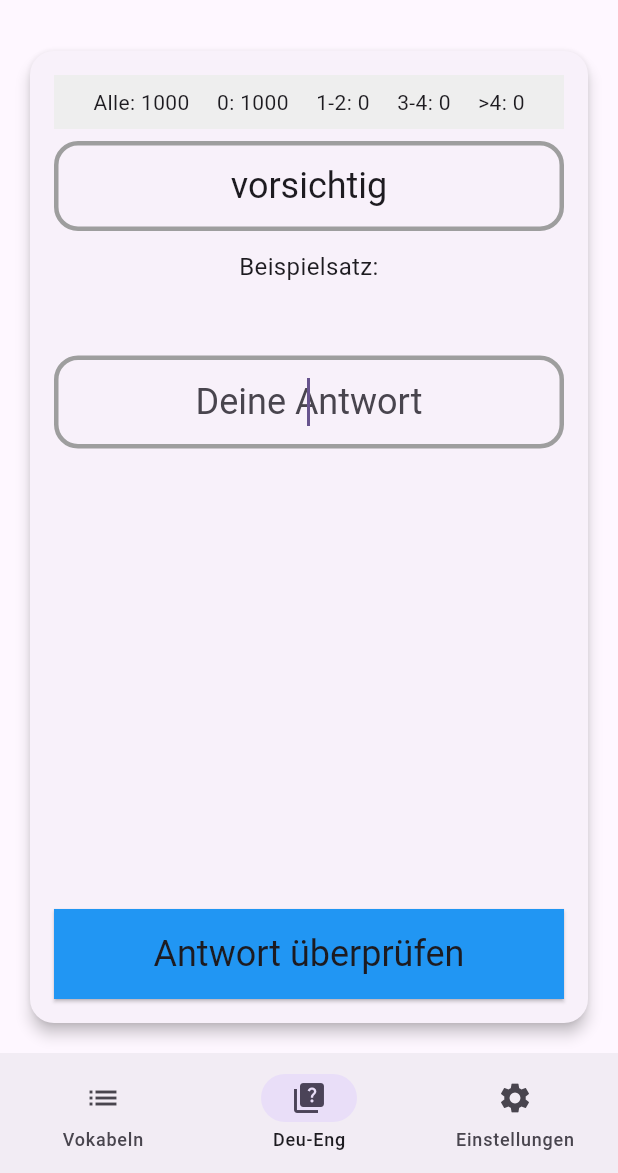
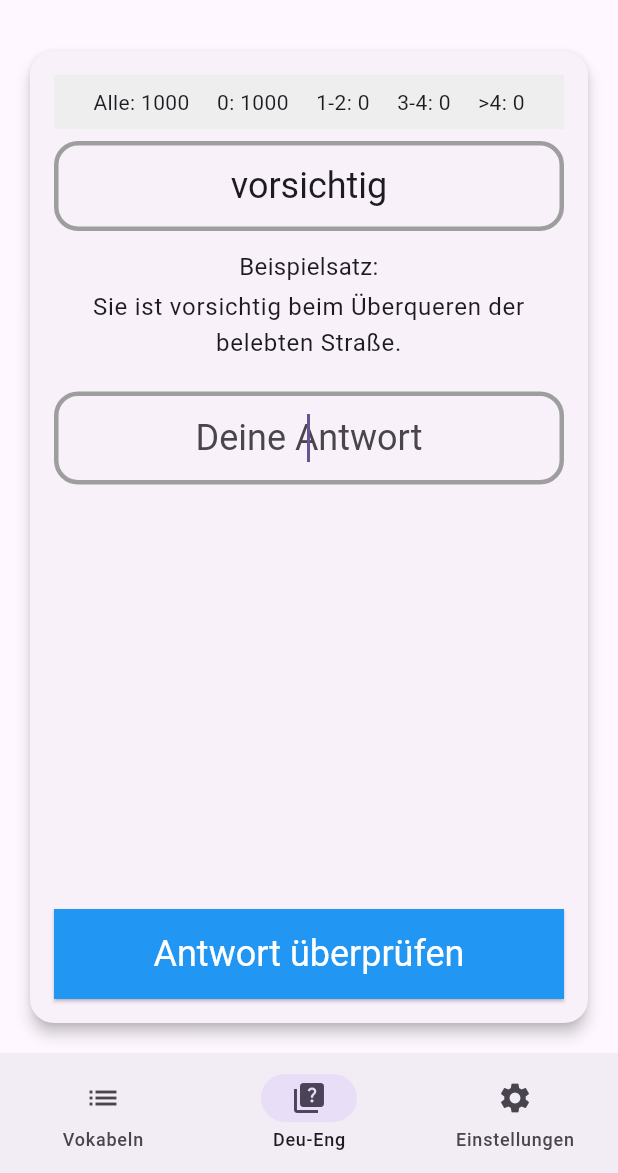
Before and after one commit to frankcgn/franks_flutter_quiz, a Flutter app: the HomePage screen opened directly with empty values, on a phone screen of 412 x 824 dp, the part 63-1236 px from its top. Run offline on Flutter 3.47's test engine with Material 3 defaults, Android fonts, the light colour scheme and no system bars; drawn by our look-alikes of auto_size_text; our stand-ins replace flutter_tts.

Commit message:
Neue Vokabeliste mit Text

```diff
--- a/projects/franks_flutter_quiz/lib/models.dart
+++ b/projects/franks_flutter_quiz/lib/models.dart
@@ -29,13 +29,16 @@
       );
 }
 
+// models.dart
+
 class Vocabulary {
+  final String id;
   final String german;
   final String english;
   final String englishSentence;
   final String germanSentence;
   final DateTime creationDate;
-  final String? group; // Neuer Gruppennamen (optional)
+  final String? group; // Optionaler Gruppenname
 
   int deToEnCounter;
   DateTime? deToEnLastQuery;
@@ -43,6 +46,7 @@
   DateTime? enToDeLastQuery;
 
   Vocabulary({
+    String? id,
     required this.german,
     required this.english,
     required this.englishSentence,
@@ -52,10 +56,12 @@
     this.deToEnLastQuery,
     this.enToDeCounter = 0,
     this.enToDeLastQuery,
-    this.group, // Neuer Parameter für den Gruppennamen
-  }) : creationDate = creationDate ?? DateTime.now();
+    this.group,
+  })  : id = id ?? DateTime.now().millisecondsSinceEpoch.toString(),
+        creationDate = creationDate ?? DateTime.now();
 
   Map<String, dynamic> toJson() => {
+    'id': id,
     'german': german,
     'english': english,
     'englishSentence': englishSentence,
@@ -65,11 +71,12 @@
     'deToEnLastQuery': deToEnLastQuery != null ? formatDate(deToEnLastQuery!) : null,
     'enToDeCounter': enToDeCounter,
     'enToDeLastQuery': enToDeLastQuery != null ? formatDate(enToDeLastQuery!) : null,
-    'group': group, // Neuer JSON-Eintrag
+    'group': group,
   };
 
   factory Vocabulary.fromJson(Map<String, dynamic> json) {
     return Vocabulary(
+      id: json['id'] as String?,
       german: json['german'] as String,
       english: json['english'] as String,
       englishSentence: json['englishSentence'] as String,
@@ -79,15 +86,17 @@
       deToEnLastQuery: json['deToEnLastQuery'] != null ? parseDate(json['deToEnLastQuery'] as String) : null,
       enToDeCounter: json['enToDeCounter'] is int ? json['enToDeCounter'] as int : 0,
       enToDeLastQuery: json['enToDeLastQuery'] != null ? parseDate(json['enToDeLastQuery'] as String) : null,
-      group: json['group'] as String?, // Neuer Gruppennamen
+      group: json['group'] as String?,
     );
   }
 }
 
-/// Hilfsfunktionen zum Formatieren und Parsen von Daten.
-/// Diese können ggf. auch in utilities.dart ausgelagert werden.
-String formatDate(DateTime date) =>
-    '${date.day.toString().padLeft(2, '0')}.${date.month.toString().padLeft(2, '0')}.${date.year}';
+/// Hilfsfunktionen zum Formatieren und Parsen von Datumsangaben
+String formatDate(DateTime date) {
+  return '${date.day.toString().padLeft(2, '0')}.'
+      '${date.month.toString().padLeft(2, '0')}.'
+      '${date.year}';
+}
 
 DateTime parseDate(String dateStr) {
   final parts = dateStr.split('.');
--- a/projects/franks_flutter_quiz/lib/pages/quiz_page.dart
+++ b/projects/franks_flutter_quiz/lib/pages/quiz_page.dart
@@ -121,6 +121,14 @@
     await flutterTts.speak(voc.english);
   }
 
+  /// Spricht die englische Vokabel per Text-to-Speech aus.
+  Future<void> _speakEnglishSentence() async {
+    final Vocabulary? voc = currentVocabulary;
+    if (voc == null) return;
+    await flutterTts.setLanguage("en-US");
+    await flutterTts.speak(voc.englishSentence);
+  }
+
   /// Prüft die Antwort auf Basis der aktuell festgelegten Vokabel.
   /// Unterstützt mehrere korrekte Lösungen (durch Komma getrennt).
   void _handleAnswer() {
@@ -169,11 +177,18 @@
     }
     final Vocabulary currentVoc = currentVocabulary!;
     final String questionText = askGerman ? currentVoc.german : currentVoc.english;
-    final String exampleText = askGerman ? currentVoc.germanSentence : currentVoc.englishSentence;
+    final String rawExampleText = askGerman ? currentVoc.germanSentence : currentVoc.englishSentence;
+    final bool noExample = rawExampleText.trim().isEmpty;
+    final String exampleText = noExample
+        ? (askGerman ? 'kein Text vorhanden' : 'no text available')
+        : rawExampleText;
+    final TextStyle exampleStyle = noExample
+        ? Theme.of(context).textTheme.bodyLarge!.copyWith(fontStyle: FontStyle.italic)
+        : Theme.of(context).textTheme.bodyLarge!;
     final String expectedAnswer = askGerman ? currentVoc.english : currentVoc.german;
     const double containerHeight = 60.0;
 
-    // Fragecontainer mit AutoSizeText, falls der Text zu lang ist.
+    // Fragecontainer mit AutoSizeText
     final Widget questionContainer = Container(
       height: containerHeight,
       width: double.infinity,
@@ -212,7 +227,7 @@
       ),
     );
 
-    // Container um das Eingabefeld mit Rahmen.
+    // Eingabefeld in einem Container mit Rahmen
     final Widget inputFieldContainer = Container(
       decoration: BoxDecoration(
         border: Border.all(color: inputBorderColor, width: 3),
@@ -225,7 +240,7 @@
         enableSuggestions: false,
         textCapitalization: TextCapitalization.none,
         controller: answerController,
-        textAlign: showExample ? TextAlign.center : TextAlign.center,
+        textAlign: TextAlign.center,
         style: Theme.of(context).textTheme.headlineSmall?.copyWith(
           color: showExample
               ? (quizState == QuizState.correctAnswer ? Colors.green : Colors.red)
@@ -276,13 +291,13 @@
       child: ElevatedButton(
         onPressed: showExample ? _nextQuestion : _handleAnswer,
         style: ElevatedButton.styleFrom(
-          backgroundColor: Colors.blue, // Hintergrundfarbe auf Blau setzen
+          backgroundColor: Colors.blue,
           shape: const RoundedRectangleBorder(borderRadius: BorderRadius.zero),
           minimumSize: Size(double.infinity, containerHeight),
         ),
         child: Text(
           showExample ? 'Nächste Vokabel' : 'Antwort überprüfen',
-          style: Theme.of(context).textTheme.headlineSmall?.copyWith(fontSize: fontSize),
+          style: Theme.of(context).textTheme.headlineSmall?.copyWith(fontSize: fontSize, color: Colors.white),
         ),
       ),
     );
@@ -296,7 +311,16 @@
     )
         : const SizedBox();
 
-    // Gesamtlayout: Der obere Bereich (scrollbar) und der fixierte Action-Button am unteren Rand.
+    // Lautsprechersymbol-Button: Wird direkt hinter der Antwortanzeige (submittedAnswerContainer) angezeigt.
+    final Widget speakButton2 = showExample
+        ? IconButton(
+      icon: const Icon(Icons.volume_up),
+      onPressed: _speakEnglishSentence,
+      tooltip: 'Sprich den Beispielsatz aus',
+    )
+        : const SizedBox();
+
+    // Gesamtlayout: Oberer Bereich (scrollbar) und fixierter Action-Button am unteren Rand.
     return GestureDetector(
       behavior: HitTestBehavior.translucent,
       child: Padding(
@@ -329,8 +353,8 @@
                           const SizedBox(height: 4),
                           AutoSizeText(
                             exampleText,
-                            style: Theme.of(context).textTheme.bodyLarge,
-                            maxLines: 1,
+                            style: exampleStyle,
+                            maxLines: 3,
                             textAlign: TextAlign.center,
                           ),
                           const SizedBox(height: 20),
@@ -359,13 +383,15 @@
                             Padding(
                               padding: const EdgeInsets.all(8.0),
                               child: AutoSizeText(
-                                'Beispielsatz (${askGerman ? "Englisch" : "Deutsch"}):\n${askGerman ? currentVoc.englishSentence : currentVoc.germanSentence}',
-                                style: Theme.of(context).textTheme.bodyLarge,
-                                maxLines: 1,
+                                'Beispielsatz (${askGerman ? "Englisch" : "Deutsch"}):\n${(askGerman ? currentVoc.englishSentence : currentVoc.germanSentence).trim().isEmpty ? (askGerman ? "no text available" : "kein text vorhanden") : (askGerman ? currentVoc.englishSentence : currentVoc.germanSentence)}',
+                                style: ((askGerman ? currentVoc.englishSentence : currentVoc.germanSentence).trim().isEmpty)
+                                    ? Theme.of(context).textTheme.bodyLarge!.copyWith(fontStyle: FontStyle.italic)
+                                    : Theme.of(context).textTheme.bodyLarge,
+                                maxLines: 3,
                                 textAlign: TextAlign.center,
                               ),
                             ),
-                          if (showExample) speakButton,
+                          if (showExample) speakButton, speakButton2
                         ],
                       ),
                     ),
```
Also changed, not shown: projects/franks_flutter_quiz/assets/vocabulary.csv. Lines whose indentation alone changed are shown as unchanged.
